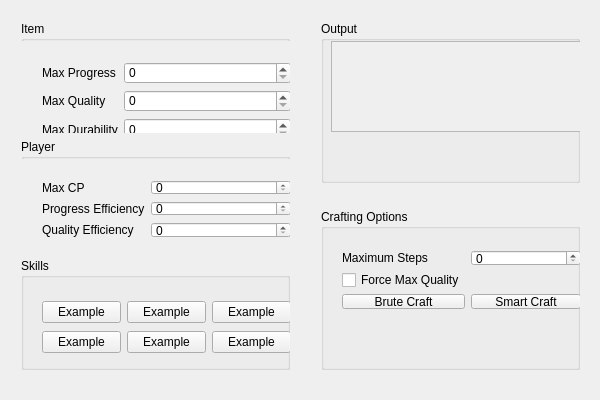
The window that CrafterOfLight/CrafterOfLight.ui (CChiverton/CrafterOfLight) describes before a commit, drawn with Qt 5.
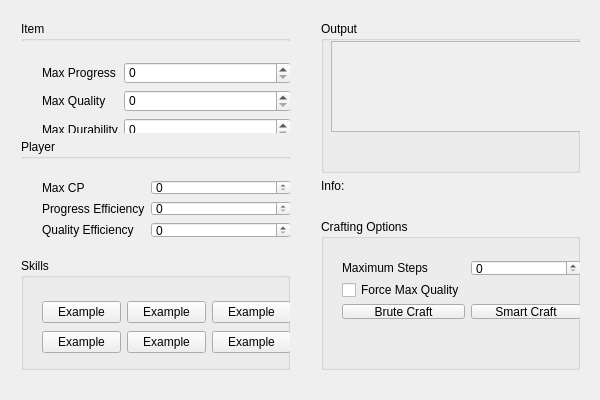
The same window after the commit.

What changed in the file:
```diff
--- a/CrafterOfLight/CrafterOfLight.ui
+++ b/CrafterOfLight/CrafterOfLight.ui
@@ -305,6 +305,12 @@
    <layout class="QVBoxLayout" name="verticalLayout_2">
     <item>
      <widget class="QGroupBox" name="outputBox">
+      <property name="sizePolicy">
+       <sizepolicy hsizetype="Preferred" vsizetype="MinimumExpanding">
+        <horstretch>0</horstretch>
+        <verstretch>0</verstretch>
+       </sizepolicy>
+      </property>
       <property name="title">
        <string>Output</string>
       </property>
@@ -344,6 +350,19 @@
       </widget>
      </widget>
     </item>
+    <item>
+     <widget class="QLabel" name="label_info">
+      <property name="sizePolicy">
+       <sizepolicy hsizetype="Preferred" vsizetype="Minimum">
+        <horstretch>0</horstretch>
+        <verstretch>0</verstretch>
+       </sizepolicy>
+      </property>
+      <property name="text">
+       <string>Info: </string>
+      </property>
+     </widget>
+    </item>
     <item>
      <spacer name="horizontalSpacer">
       <property name="orientation">
@@ -359,6 +378,12 @@
     </item>
     <item>
      <widget class="QGroupBox" name="optionsBox">
+      <property name="sizePolicy">
+       <sizepolicy hsizetype="Preferred" vsizetype="MinimumExpanding">
+        <horstretch>0</horstretch>
+        <verstretch>0</verstretch>
+       </sizepolicy>
+      </property>
       <property name="title">
        <string>Crafting Options</string>
       </property>
```
